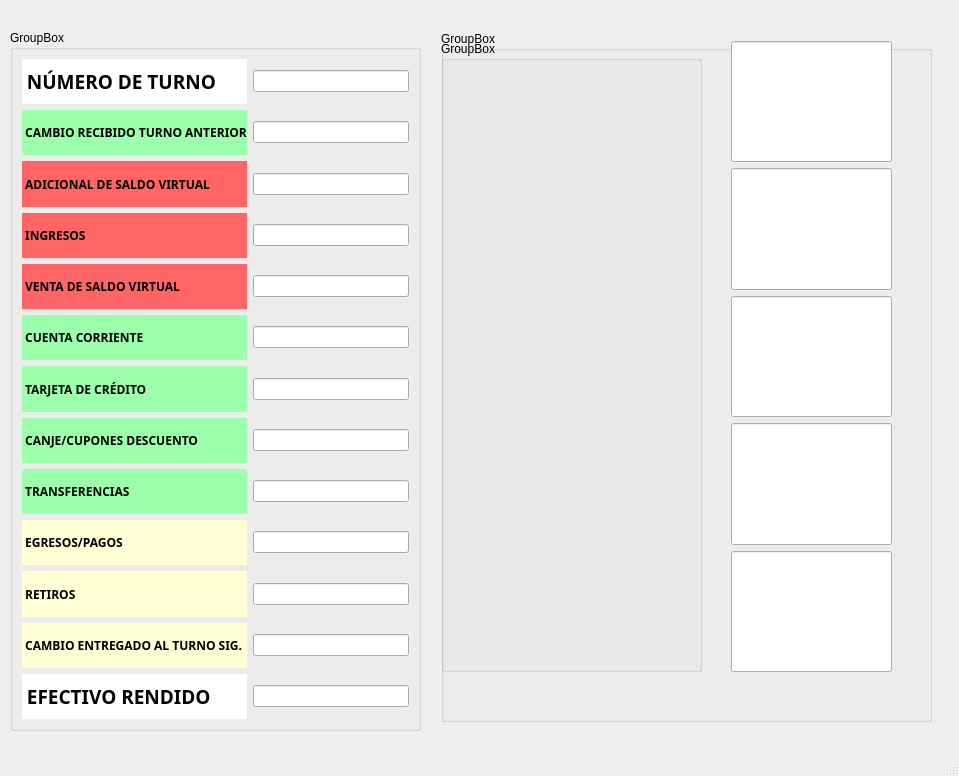
Above: cierre_caja.ui from MatiSalinas/PoSLibreria before the change. Below: the same form after it.
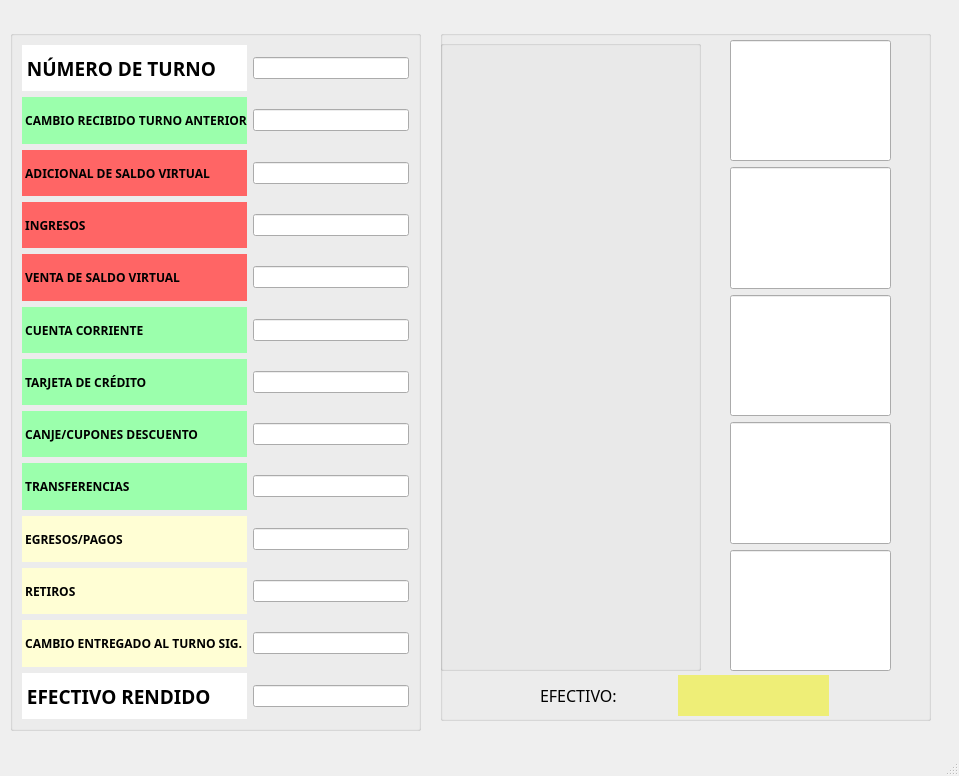
That is the form after the change. Icons and pictures are not drawn.

Patch:
```diff
--- a/cierre_caja.ui
+++ b/cierre_caja.ui
@@ -17,8 +17,8 @@
    <widget class="QGroupBox" name="groupBox_2">
     <property name="geometry">
      <rect>
-      <x>441</x>
-      <y>31</y>
+      <x>440</x>
+      <y>30</y>
       <width>491</width>
       <height>691</height>
      </rect>
@@ -30,7 +30,7 @@
      </sizepolicy>
     </property>
     <property name="title">
-     <string>GroupBox</string>
+     <string/>
     </property>
     <widget class="QGroupBox" name="groupBox_3">
      <property name="geometry">
@@ -42,7 +42,7 @@
       </rect>
      </property>
      <property name="title">
-      <string>GroupBox</string>
+      <string/>
      </property>
      <widget class="QLabel" name="label">
       <property name="geometry">
@@ -257,6 +257,41 @@
       </item>
      </layout>
     </widget>
+    <widget class="QLabel" name="label_6">
+     <property name="geometry">
+      <rect>
+       <x>100</x>
+       <y>650</y>
+       <width>111</width>
+       <height>31</height>
+      </rect>
+     </property>
+     <property name="font">
+      <font>
+       <family>Bahnschrift Light</family>
+       <pointsize>12</pointsize>
+      </font>
+     </property>
+     <property name="text">
+      <string>EFECTIVO:</string>
+     </property>
+    </widget>
+    <widget class="QLabel" name="label_7">
+     <property name="geometry">
+      <rect>
+       <x>238</x>
+       <y>645</y>
+       <width>151</width>
+       <height>41</height>
+      </rect>
+     </property>
+     <property name="styleSheet">
+      <string notr="true">background-color: rgb(238, 238, 119);</string>
+     </property>
+     <property name="text">
+      <string/>
+     </property>
+    </widget>
    </widget>
    <widget class="QGroupBox" name="groupBox">
     <property name="geometry">
@@ -268,7 +303,7 @@
      </rect>
     </property>
     <property name="title">
-     <string>GroupBox</string>
+     <string/>
     </property>
     <layout class="QGridLayout" name="gridLayout">
      <item row="3" column="0">
```
